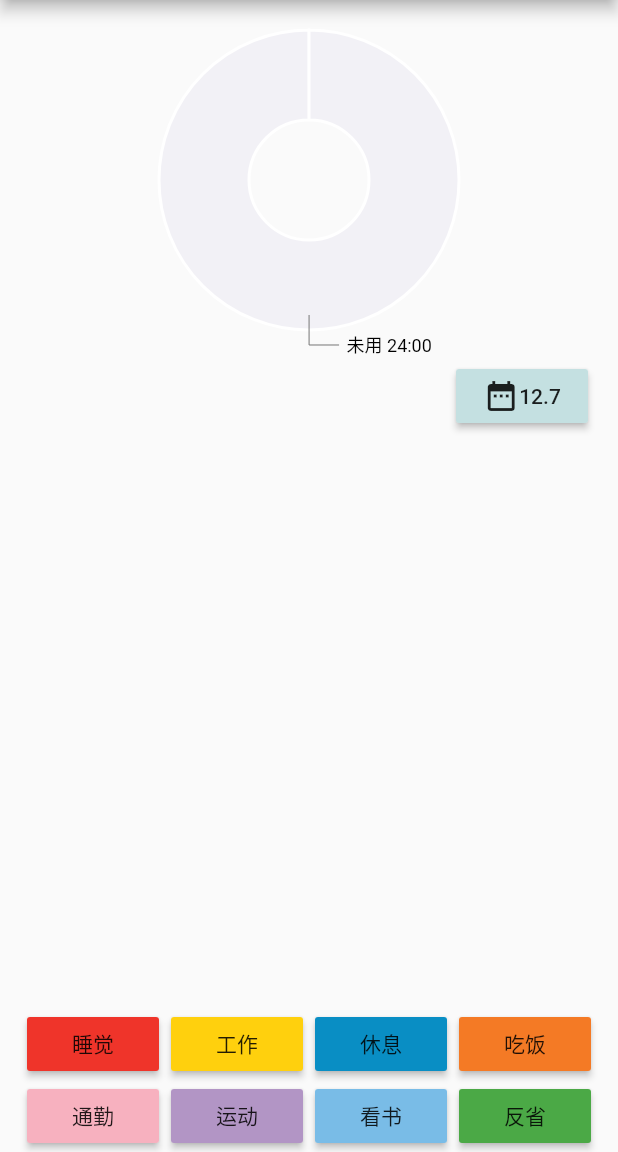
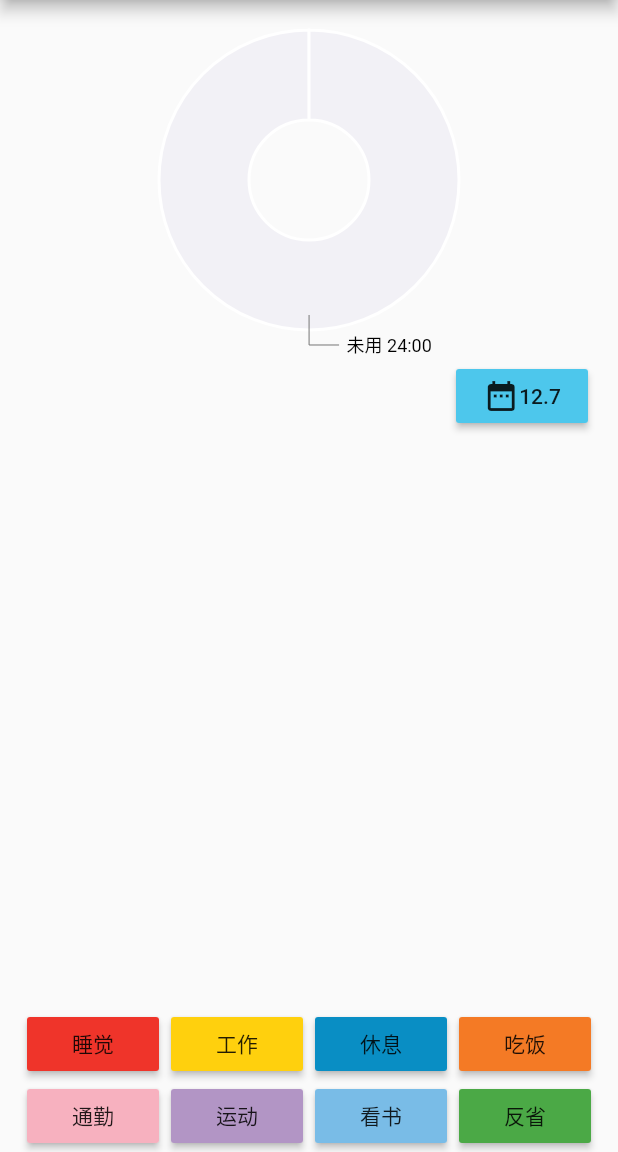
Before and after one commit to jiangtaozy/time-assistant, a Flutter app: the screen it shows after launch, on a phone screen of 412 x 824 dp, the part 84-1236 px from its top. Run offline on Flutter 3.47's test engine with Material 2 defaults, Android fonts, the phone set to English and light mode, and no system bars; our stand-ins replace charts_flutter, sqflite; accounts and stored records are empty.

Commit message:
edit time record button color

```diff
--- a/lib/home.dart
+++ b/lib/home.dart
@@ -11,6 +11,7 @@ import 'package:sqflite/sqflite.dart';
 import 'db.dart';
 import 'time-record-item.dart';
 import 'time-record-pie-chart.dart';
+import 'colors.dart';
 
 class Home extends StatefulWidget {
   @override
@@ -169,7 +170,7 @@ class HomeState extends State<Home> {
               Container(
                 margin: EdgeInsets.only(right: 20),
                 child: RaisedButton(
-                  color: Color(0xffc4e0e1),
+                  color: Color(AdmiraltyBlue),
                   onPressed: () {
                     handleDatePressed(context);
                   },
--- a/lib/time-record-item-time-picker.dart
+++ b/lib/time-record-item-time-picker.dart
@@ -61,7 +61,9 @@ class TimeRecordItemTimePickerState extends State<TimeRecordItemTimePicker> {
 
   @override
   Widget build(BuildContext context) {
-    var timeString = '${recordTime.hour}:${recordTime.minute}';
+    final hour = recordTime.hour.toString().padLeft(2, '0');
+    final minute = recordTime.minute.toString().padLeft(2, '0');
+    var timeString = '${hour}:${minute}';
     return InkWell(
       onTap: () {
         handleEditTimePressed(context);
--- a/lib/time-record-item.dart
+++ b/lib/time-record-item.dart
@@ -8,6 +8,7 @@ import 'package:flutter/material.dart';
 import 'db.dart';
 import 'time-record-item-category-dropdown-menu.dart';
 import 'time-record-item-time-picker.dart';
+import 'colors.dart';
 
 class TimeRecordItem extends StatefulWidget {
 
@@ -123,6 +124,7 @@ class TimeRecordItemState extends State<TimeRecordItem> {
             Container(
               margin: EdgeInsets.only(left: 10, right: 20),
               child: TextFormField(
+                autofocus: true,
                 initialValue: record['content'],
                 decoration: InputDecoration(
                   icon: Icon(Icons.code),
@@ -141,12 +143,14 @@ class TimeRecordItemState extends State<TimeRecordItem> {
               mainAxisAlignment: MainAxisAlignment.spaceAround,
               children: <Widget>[
                 RaisedButton(
+                  color: Color(YauMaTeiGray),
                   onPressed: () {
                     Navigator.of(context).pop();
                   },
                   child: Text('取消'),
                 ),
                 RaisedButton(
+                  color: Color(AdmiraltyBlue),
                   onPressed: () {
                     handleEditRecordSubmitButtonPressed(context);
                   },
```
Also changed, not shown: lib/colors.dart (added, +14 -0 lines).
